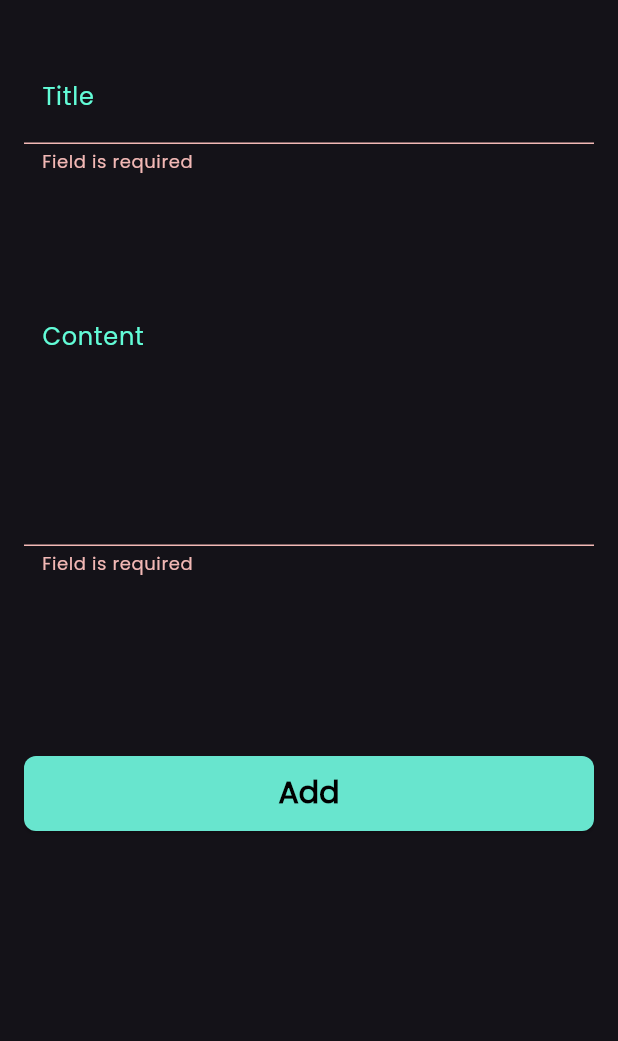
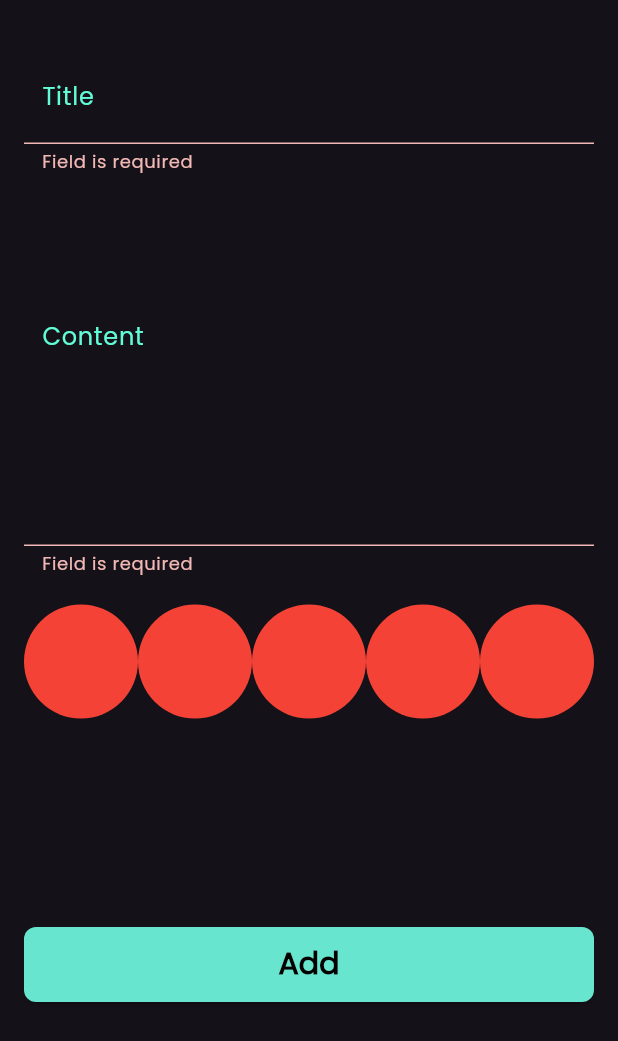
Before and after one commit to ArwaElsherif/notes_app, a Flutter app: the AddNoteForm widget shown alone on an empty page, opened directly, after a tap on "Add", on a phone screen of 412 x 824 dp. Shown: the top 1041 px of the screen. Run offline on Flutter 3.47's test engine with Material 3 defaults, Android fonts, the phone set to English and light mode, and no system bars; our stand-ins replace bloc, flutter_bloc, font_awesome_flutter, hive, hive_flutter; accounts and stored records are empty.

Commit message:
create color list view1

```diff
--- a/lib/views/edit_notes_view.dart
+++ b/lib/views/edit_notes_view.dart
@@ -1,6 +1,7 @@
 // ignore_for_file: public_member_api_docs, sort_constructors_first
 import 'package:flutter/material.dart';
-
+import 'package:flutter_bloc/flutter_bloc.dart';
+import 'package:notes_app/cubits/notes%20cubit/cubit/notes_cubit.dart';
 import 'package:notes_app/models/note_model.dart';
 import 'package:notes_app/widgets/custom_app_bar.dart';
 import 'package:notes_app/widgets/custom_text_field.dart';
@@ -31,6 +32,7 @@ class _EditNotesViewState extends State<EditNotesView> {
                   widget.note.title = title ?? widget.note.title;
                   widget.note.subTitle = content ?? widget.note.subTitle;
                   widget.note.save();
+                  BlocProvider.of<NotesCubit>(context).fetchAllNotes();
                   Navigator.pop(context);
                 },
               ),
@@ -51,7 +53,7 @@ class _EditNotesViewState extends State<EditNotesView> {
                   vertical: 80,
                   horizontal: 12,
                 ),
-                //maxLines: 3,
+                maxLines: 3,
               ),
             ],
           ),
--- a/lib/views/home_view.dart
+++ b/lib/views/home_view.dart
@@ -2,7 +2,7 @@ import 'package:flutter/material.dart';
 import 'package:font_awesome_flutter/font_awesome_flutter.dart';
 import 'package:notes_app/constants.dart';
 import 'package:notes_app/widgets/add_note_bottom_sheet.dart';
-import 'package:notes_app/views/notes_view_body.dart';
+import 'package:notes_app/widgets/notes_view_body.dart';
 
 class HomeView extends StatelessWidget {
   const HomeView({super.key});
--- a/lib/widgets/add_note_form.dart
+++ b/lib/widgets/add_note_form.dart
@@ -3,6 +3,7 @@ import 'package:flutter_bloc/flutter_bloc.dart';
 import 'package:intl/intl.dart';
 import 'package:notes_app/cubits/add_note_cubit/add_note_cubit.dart';
 import 'package:notes_app/models/note_model.dart';
+import 'package:notes_app/widgets/color_list_view.dart';
 import 'package:notes_app/widgets/custom_button.dart';
 import 'package:notes_app/widgets/custom_text_field.dart';
 
@@ -44,12 +45,25 @@ class _AddNoteFormState extends State<AddNoteForm> {
               ),
               maxLines: 3,
             ),
+            const ColorListView(),
             SizedBox(height: 120),
             BlocBuilder<AddNoteCubit, AddNoteState>(
               builder: (context, state) {
                 return CustomButton(
                   isLoading: state is AddNoteLoading ? true : false,
                   onPressed: () {
+                    validateAndSaveNote(context);
+                  },
+                );
+              },
+            ),
+          ],
+        ),
+      ),
+    );
+  }
+
+  void validateAndSaveNote(BuildContext context) {
      if (formKey.currentState!.validate()) {
       formKey.currentState!.save();
       var currentDate = DateTime.now();
@@ -67,13 +81,5 @@ class _AddNoteFormState extends State<AddNoteForm> {
       autovalidateMode = AutovalidateMode.always;
       setState(() {});
     }
-                  },
-                );
-              },
-            ),
-          ],
-        ),
-      ),
-    );
   }
 }
--- /dev/null
+++ b/lib/widgets/color_item.dart
@@ -0,0 +1,13 @@
+import 'package:flutter/material.dart';
+
+class ColorItem extends StatelessWidget {
+  const ColorItem({super.key});
+
+  @override
+  Widget build(BuildContext context) {
+    return const CircleAvatar(
+      radius: 38,
+      backgroundColor: Colors.red,
+    );
+  }
+}
--- /dev/null
+++ b/lib/widgets/color_list_view.dart
@@ -0,0 +1,19 @@
+import 'package:flutter/material.dart';
+import 'package:notes_app/widgets/color_item.dart';
+
+class ColorListView extends StatelessWidget {
+  const ColorListView({super.key});
+
+  @override
+  Widget build(BuildContext context) {
+    return SizedBox(
+      height: 38*3,
+      child: ListView.builder(
+        itemCount: 10,
+        scrollDirection: Axis.horizontal,
+        itemBuilder: (context, index) {
+        return const ColorItem();
+      }),
+    );
+  }
+}
--- a/lib/views/notes_view_body.dart
+++ b/lib/widgets/notes_view_body.dart
@@ -1,7 +1,7 @@
 import 'package:flutter/material.dart';
 import 'package:flutter_bloc/flutter_bloc.dart';
 import 'package:notes_app/cubits/notes%20cubit/cubit/notes_cubit.dart';
-import 'package:notes_app/views/notes_list_view.dart';
+import 'package:notes_app/widgets/notes_list_view.dart';
 import 'package:notes_app/widgets/custom_app_bar.dart';
 
 class NotesViewBody extends StatefulWidget {
```
Also changed, not shown: lib/widgets/notes_list_view.dart (renamed from lib/views/notes_list_view.dart). Lines whose indentation alone changed are shown as unchanged.
